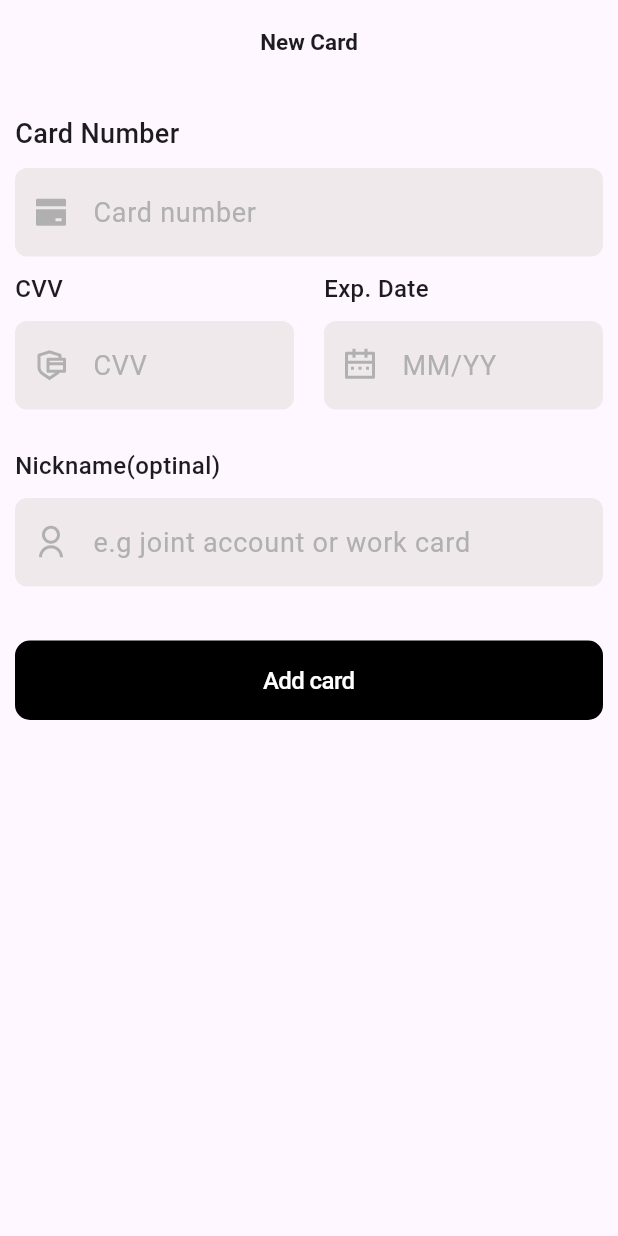
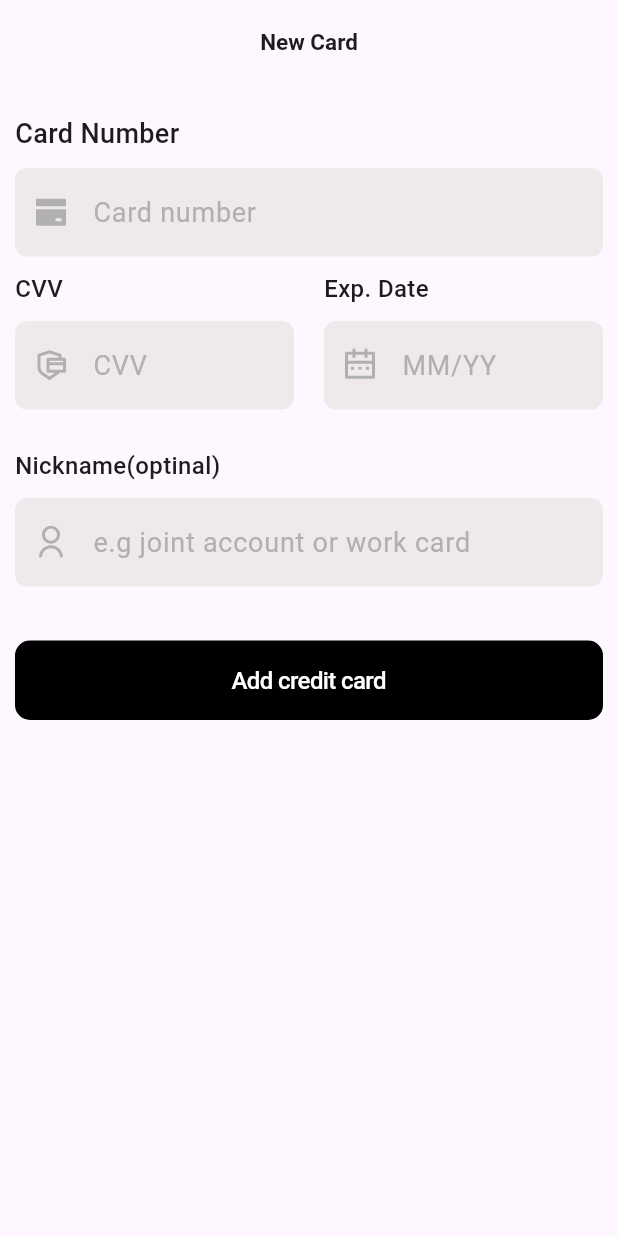
Before and after one commit to 3bdelazizRs/flutter_credit_payment, a Flutter app: the screen it shows after launch, on a phone screen of 412 x 824 dp. Run offline on Flutter 3.47's test engine with Material 3 defaults, Android fonts, the phone set to English and light mode, and no system bars; our stand-ins replace remixicon.

Commit message:
update screen payment

```diff
--- a/lib/screens/payment_screen.dart
+++ b/lib/screens/payment_screen.dart
@@ -221,7 +221,7 @@ class _NewCreditCardScreenState extends State<NewCreditCardScreen> {
       onPressed: () async {
         if (formkey.currentState!.validate()) {}
       },
-      text: 'Add card',
+      text: 'Add credit card',
       valid: true,
     );
   }
```
